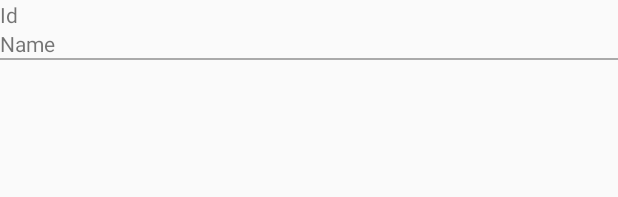
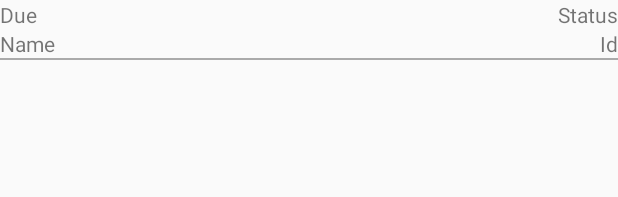
Before and after one commit to adajazbor/todoApp, an Android app: the layout item_item.xml on its own in the app's theme, with its tools: preview values and no code run, on a phone screen of 412 x 824 dp. Shown: the top 197 px of the screen. Run offline under Robolectric (Android 15) with nearby library versions, the phone set to English and light mode, and no system bars.

Commit message:
added addional fields

```diff
--- a/app/src/main/java/com/ada/todoapp/activities/MainActivity.java
+++ b/app/src/main/java/com/ada/todoapp/activities/MainActivity.java
@@ -92,7 +92,7 @@ public class MainActivity extends AppCompatActivity implements EditItemDialogFra
                 todoItems.addAll(Item.getAll());
             }
         } catch (Exception e) {
-            Toast.makeText(this, R.string.errorReadItem, Toast.LENGTH_LONG).show();
+            Toast.makeText(this, R.string.error_read_item, Toast.LENGTH_LONG).show();
             return false;
         }
         return true;
@@ -102,7 +102,7 @@ public class MainActivity extends AppCompatActivity implements EditItemDialogFra
         try {
             todoItems.get(position).delete();
         } catch (Exception e) {
-            Toast.makeText(this, R.string.errorItemDelete, Toast.LENGTH_LONG).show();
+            Toast.makeText(this, R.string.error_item_delete, Toast.LENGTH_LONG).show();
             return false;
         }
         todoItems.remove(position);
@@ -113,7 +113,7 @@ public class MainActivity extends AppCompatActivity implements EditItemDialogFra
         try {
             Item.save(item);
         } catch (Exception e) {
-            Toast.makeText(this, R.string.errorSaveItem, Toast.LENGTH_LONG).show();
+            Toast.makeText(this, R.string.error_save_item, Toast.LENGTH_LONG).show();
             return false;
         }
         Toast.makeText(this, R.string.info_item_saved, Toast.LENGTH_SHORT).show();
--- a/app/src/main/res/layout/item_item.xml
+++ b/app/src/main/res/layout/item_item.xml
@@ -4,18 +4,50 @@
     android:layout_width="match_parent"
     android:layout_height="wrap_content">
 
+    <LinearLayout xmlns:android="http://schemas.android.com/apk/res/android"
+        android:orientation="horizontal"
+        android:layout_width="match_parent"
+        android:layout_height="wrap_content">
+
+        <TextView
+            android:id="@+id/tvItemDue"
+            android:text="Due"
+            android:layout_width="wrap_content"
+            android:layout_height="wrap_content"
+            android:layout_weight="1"/>
+
         <TextView
             android:id="@+id/tvItemStatus"
-        android:text="Id"
+            android:text="Status"
             android:visibility="visible"
             android:layout_width="wrap_content"
-        android:layout_height="wrap_content"/>
+            android:layout_height="wrap_content"
+            android:gravity="right"
+            android:layout_weight="1"/>
+    </LinearLayout>
+
+    <LinearLayout xmlns:android="http://schemas.android.com/apk/res/android"
+        android:orientation="horizontal"
+        android:layout_width="match_parent"
+        android:layout_height="wrap_content">
 
         <TextView
             android:id="@+id/tvItemName"
             android:text="Name"
             android:layout_width="wrap_content"
-        android:layout_height="wrap_content"/>
+            android:layout_height="wrap_content"
+            android:layout_weight="1"/>
+
+        <TextView
+            android:id="@+id/tvItemPriority"
+            android:text="Id"
+            android:visibility="visible"
+            android:layout_width="wrap_content"
+            android:layout_height="wrap_content"
+            android:gravity="right"
+            android:layout_weight="1"/>
+    </LinearLayout>
+
 
     <View
         android:layout_width="match_parent"
--- /dev/null
+++ b/app/src/main/res/values/hint_item_notes.xml
@@ -0,0 +1,2 @@
+<?xml version="1.0" encoding="utf-8"?>
+<resources></resources>
```
Also changed, not shown: app/src/main/java/com/ada/todoapp/adapters/ItemArrayAdapter.java (+8 -0 lines), app/src/main/java/com/ada/todoapp/fragments/EditItemDialogFragment.java (+29 -6 lines), app/src/main/java/com/ada/todoapp/models/Item.java (+10 -4 lines), app/src/main/java/com/ada/todoapp/utils/Utils.java (+12 -0 lines), app/src/main/res/layout/fragment_edit_item.xml (+20 -3 lines), app/src/main/res/values/strings.xml (+15 -4 lines). Lines whose indentation alone changed are shown as unchanged.
